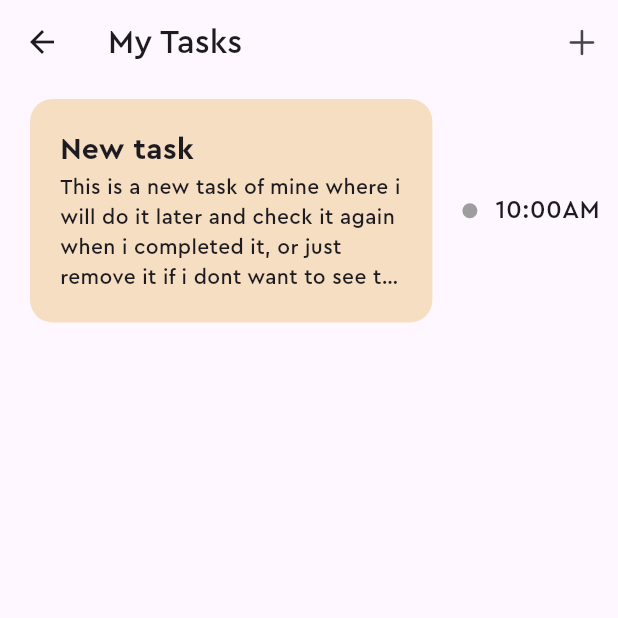
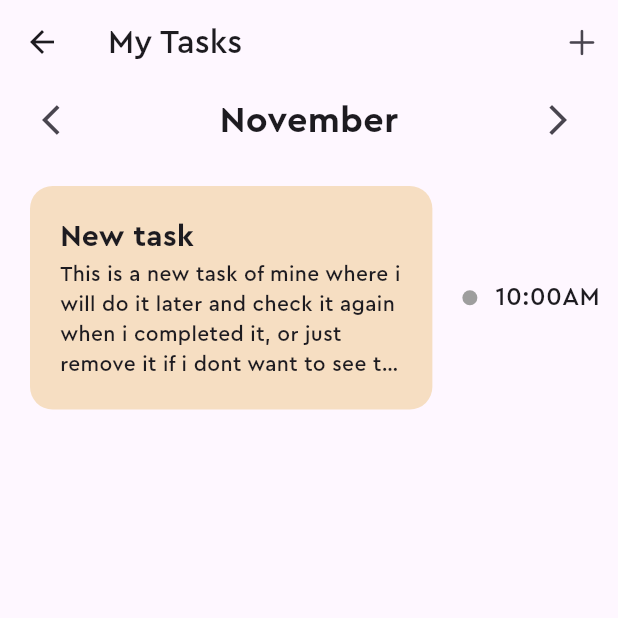
Before and after one commit to Azamat-JS/Flutter-task-manager, a Flutter app: the HomePage screen opened directly, on a phone screen of 412 x 824 dp, the top half of it. Run offline on Flutter 3.47's test engine with Material 3 defaults, Android fonts, the phone set to English and light mode, and no system bars; our stand-ins replace flutter_bloc, shared_preferences, sqflite; accounts and stored records are empty.

Commit message:
implemented date generator

```diff
--- a/frontend/lib/core/constants/utils.dart
+++ b/frontend/lib/core/constants/utils.dart
@@ -7,3 +7,11 @@ Color strengthenColor(Color color, double factor) {
 
   return Color.fromARGB(color.alpha, r, g, b);
 }
+
+List<DateTime> generateWeekDates(int weekOffSet) {
+  final today = DateTime.now();
+  DateTime startOfWeek = today.subtract(Duration(days: today.weekday - 1));
+  startOfWeek = startOfWeek.add(Duration(days: weekOffSet * 7));
+
+  return List.generate(7, (index) => startOfWeek.add(Duration(days: index)));
+}
--- a/frontend/lib/features/home/pages/home_page.dart
+++ b/frontend/lib/features/home/pages/home_page.dart
@@ -1,6 +1,7 @@
 import 'package:flutter/cupertino.dart';
 import 'package:flutter/material.dart';
 import 'package:frontend/core/constants/utils.dart';
+import 'package:frontend/features/home/widgets/date_selector.dart';
 import 'package:frontend/features/home/widgets/task_card.dart';
 
 class HomePage extends StatelessWidget {
@@ -17,7 +18,7 @@ class HomePage extends StatelessWidget {
       ),
       body: Column(
         children: [
-          /// date selector
+          const DateSelector(),
           Row(
             children: [
               Expanded(
--- /dev/null
+++ b/frontend/lib/features/home/widgets/date_selector.dart
@@ -0,0 +1,40 @@
+import 'package:flutter/material.dart';
+
+class DateSelector extends StatefulWidget {
+  const DateSelector({super.key});
+
+  @override
+  State<DateSelector> createState() => _DateSelectorState();
+}
+
+class _DateSelectorState extends State<DateSelector> {
+  @override
+  Widget build(BuildContext context) {
+    return Column(
+      children: [
+        Padding(
+          padding: const EdgeInsets.symmetric(
+            horizontal: 16,
+          ).copyWith(bottom: 10),
+          child: Row(
+            mainAxisAlignment: MainAxisAlignment.spaceBetween,
+            children: [
+              IconButton(
+                onPressed: () {},
+                icon: const Icon(Icons.arrow_back_ios),
+              ),
+              Text(
+                'November',
+                style: TextStyle(fontSize: 24, fontWeight: FontWeight.bold),
+              ),
+              IconButton(
+                onPressed: () {},
+                icon: const Icon(Icons.arrow_forward_ios),
+              ),
+            ],
+          ),
+        ),
+      ],
+    );
+  }
+}
```
